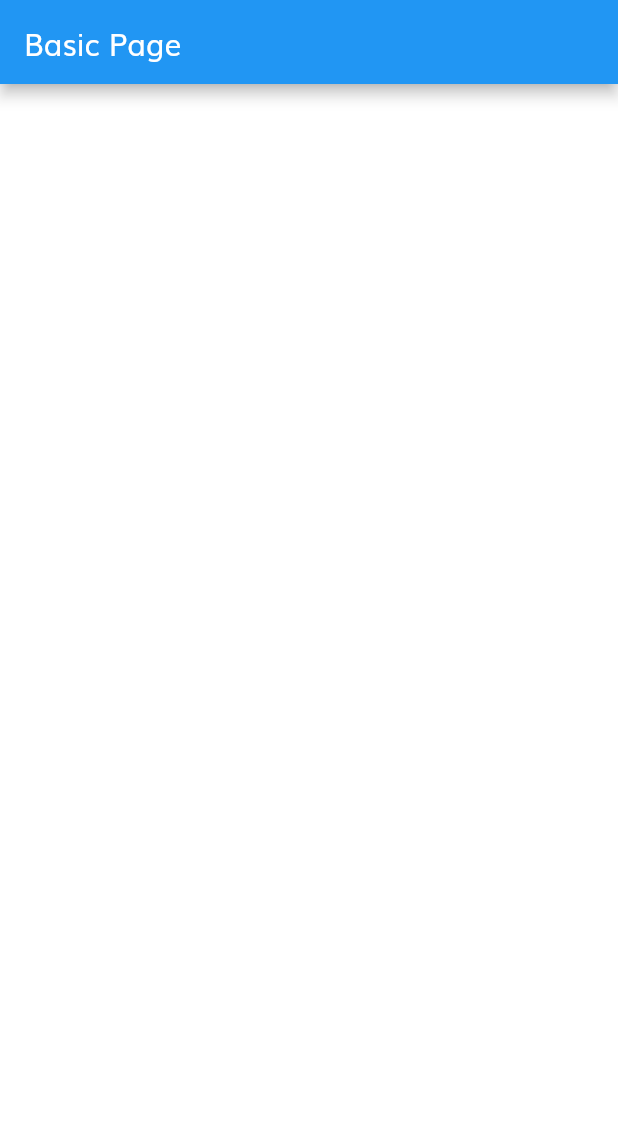
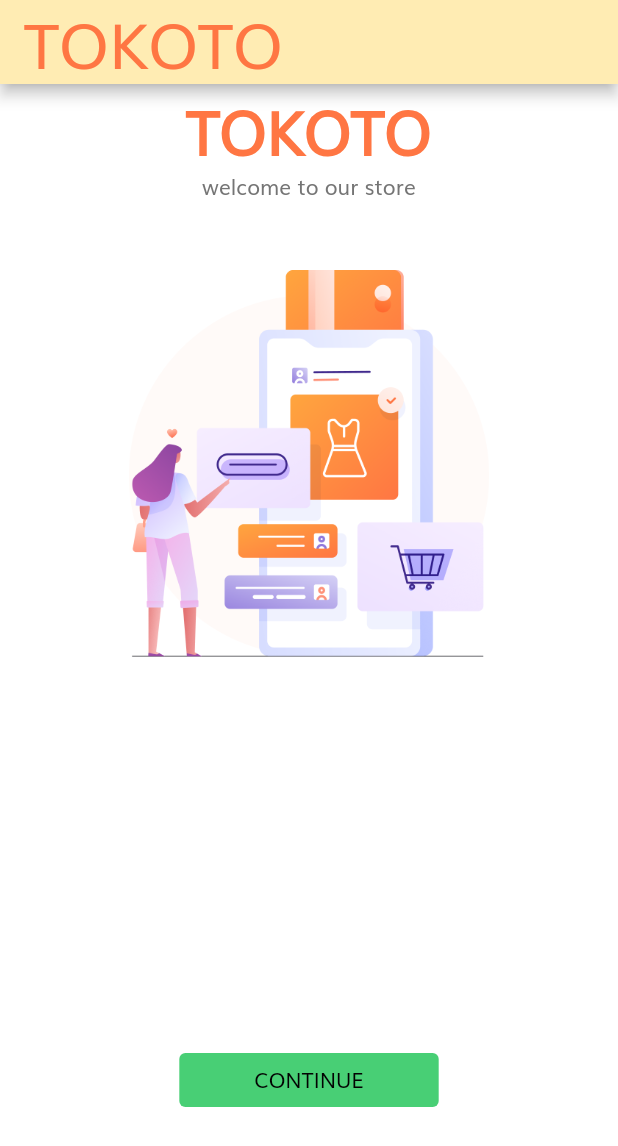
Before and after one commit to panhaGKP/Ecommerce_app, a Flutter app: the screen it shows after launch, on a phone screen of 412 x 824 dp. Shown: the top 1146 px of the screen. Run offline on Flutter 3.47's test engine with Material 2 defaults, Android fonts, the phone set to English and light mode, and no system bars; our stand-ins replace flutter_svg.

Commit message:
splash&log in Screen

```diff
--- a/lib/main.dart
+++ b/lib/main.dart
@@ -1,4 +1,6 @@
 import 'package:ecommerce_app/constant.dart';
+import 'package:ecommerce_app/route.dart';
+import 'package:ecommerce_app/screens/splash/splash_screen.dart';
 import 'package:flutter/material.dart';
 
 import 'basic_module/basic_page.dart';
@@ -23,7 +25,8 @@ class MyApp extends StatelessWidget {
             bodyText2: TextStyle(color: kTextColor)),
         visualDensity: VisualDensity.adaptivePlatformDensity,
       ),
-      home: BasicPage(),
+      initialRoute: SplashScreen.routeName,
+      routes: routes,
     );
   }
 }
--- /dev/null
+++ b/lib/route.dart
@@ -0,0 +1,12 @@
+import 'package:flutter/material.dart';
+import 'package:ecommerce_app/screens/forgetpassword/forgetpassword_screen.dart';
+import 'package:ecommerce_app/screens/splash/splash_screen.dart';
+import 'package:ecommerce_app/screens/Sign_in/sign_in.dart';
+
+
+final Map<String, WidgetBuilder> routes = {
+
+  SplashScreen.routeName: ((context) => SplashScreen()),
+  SigninScreen.routeName:(context) => SigninScreen(),
+  forgetpasswordscreen.routeName:(context) => forgetpasswordscreen(),
+};
--- /dev/null
+++ b/lib/screens/splash/body.dart
@@ -0,0 +1,68 @@
+import 'package:flutter/material.dart';
+import 'package:ecommerce_app/size_config.dart';
+import 'package:ecommerce_app/constant.dart';
+import 'package:ecommerce_app/screens/Sign_in/sign_in.dart';
+
+class body extends StatefulWidget {
+  const body({Key? key}) : super(key: key);
+
+  @override
+  State<body> createState() => _bodyState();
+}
+
+class _bodyState extends State<body> {
+  @override
+  Widget build(BuildContext context) {
+    return SafeArea(
+      child: SizedBox(
+        width: double.infinity,
+        child: Column(
+          children: <Widget>[
+            Expanded(
+              flex: 3,
+              child: Column(
+              children: <Widget>[
+                Text('TOKOTO',
+                style: TextStyle(
+                  fontSize: SizeConfig().getProportionateScreenWidth(36),
+                  color: kPrimaryColor,
+                  fontWeight: FontWeight.bold,
+                ),
+                ),
+                const Text('welcome to our store'),
+                Spacer(),
+                Image.asset("assets/images/splash_1.png",
+                height: SizeConfig().getProportionateScreenHeight(256),
+                width: SizeConfig().getProportionateScreenWidth(235),
+                ),
+              ],
+             )
+            ),
+            Expanded(
+              flex: 2,
+              child: SizedBox(),
+              ),
+            Expanded(
+              child: Column(
+              children: <Widget>[
+                TextButton(
+                  style: TextButton.styleFrom(
+                    padding: EdgeInsets.only(left: 50, right:50),
+                    primary: Color.fromARGB(255, 2, 2, 2),
+                    backgroundColor: Color.fromARGB(255, 72, 207, 117), // Background Color
+                ),
+                  onPressed: () {
+                    Navigator.pushNamed(context, SigninScreen.routeName);
+                  },
+                  child: Text('CONTINUE'),
+                )
+            ],
+              ),
+            )
+          ],
+
+        ),
+      ),
+    );
+  }
+}
--- /dev/null
+++ b/lib/screens/splash/splash_screen.dart
@@ -0,0 +1,26 @@
+import 'package:flutter/material.dart';
+import 'package:ecommerce_app/size_config.dart';
+import 'package:ecommerce_app/constant.dart';
+import 'body.dart';
+
+class SplashScreen extends StatelessWidget {
+  const SplashScreen({Key? key}) : super(key: key);
+  static String routeName = "/spllash";
+
+  @override
+  Widget build(BuildContext context) {
+    SizeConfig().init(context);
+    return Scaffold(
+      appBar: AppBar(
+        backgroundColor: Colors.amber.shade100,
+        title: Text("TOKOTO",
+        style: TextStyle(
+          color: kPrimaryColor,
+          fontSize: SizeConfig().getProportionateScreenWidth(38),
+          fontWeight: FontWeight.normal,
+        ),),
+       ),
+       body: body(),
+    );
+  }
+}
```
Also changed, not shown: lib/constant.dart (+9 -0 lines), lib/screens/Sign_in/Components/body.dart (added, +49 -0 lines), lib/screens/Sign_in/Components/form_error.dart (added, +27 -0 lines), lib/screens/Sign_in/Components/sign_form.dart (added, +154 -0 lines), lib/screens/Sign_in/Components/socialmedia.dart (added, +65 -0 lines), lib/screens/Sign_in/sign_in.dart (added, +18 -0 lines), lib/screens/forgetpassword/body.dart (added, +130 -0 lines), lib/screens/forgetpassword/forgetpassword_screen.dart (added, +23 -0 lines), lib/screens/no_account.dart (added, +34 -0 lines), pubspec.lock (added), 1 other file.
